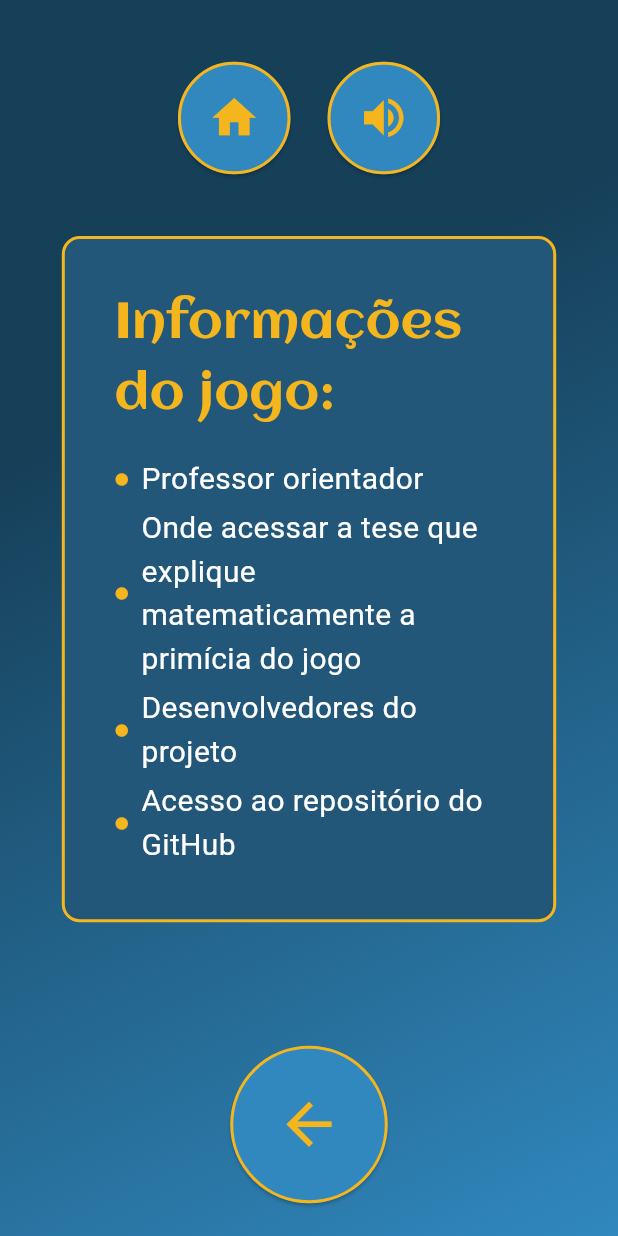
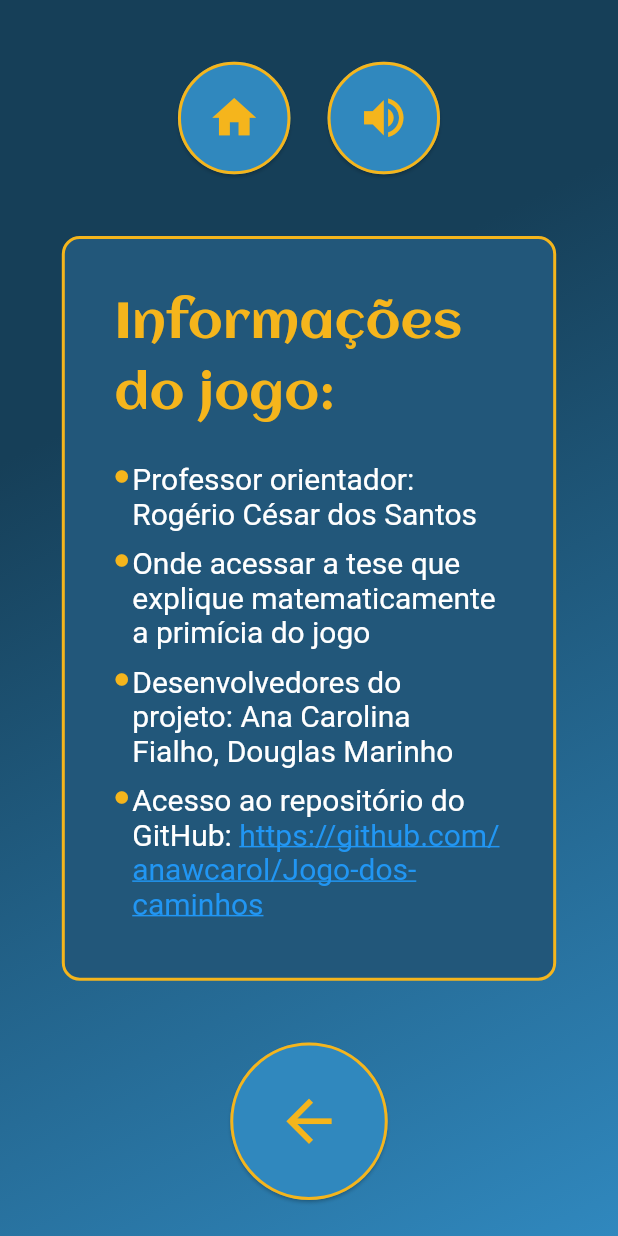
Before and after one commit to anawcarol/Jogo-dos-caminhos, a Flutter app: the GameInfoScreen screen opened directly, on a phone screen of 412 x 824 dp. Run offline on Flutter 3.47's test engine with Material 3 defaults, Android fonts, the phone set to English and light mode, and no system bars.

Commit message:
Ajustando estilização das páginas

```diff
--- a/jogo_dos_caminhos/lib/components/info_screen.dart
+++ b/jogo_dos_caminhos/lib/components/info_screen.dart
@@ -1,5 +1,7 @@
 import 'package:flutter/material.dart';
 import 'package:jogo_dos_caminhos/components/home_screen.dart';
+import 'package:flutter/gestures.dart';
+import 'package:url_launcher/url_launcher.dart';
 
 class GameInfoScreen extends StatelessWidget {
   @override
@@ -78,17 +80,18 @@ class GameInfoScreen extends StatelessWidget {
                     ),
                     SizedBox(height: screenHeight * 0.02),
                     // Lista de informações.
-                    _buildInfoItem('Professor orientador'),
+                    _buildInfoItem('Professor orientador: Rogério César dos Santos'),
                     _buildInfoItem(
                         'Onde acessar a tese que explique matematicamente a primícia do jogo'),
-                    _buildInfoItem('Desenvolvedores do projeto'),
-                    _buildInfoItem('Acesso ao repositório do GitHub'),
+                    _buildInfoItem('Desenvolvedores do projeto: Ana Carolina Fialho, Douglas Marinho'),
+                    _buildInfoItem('Acesso ao repositório do GitHub: ', link: 'https://github.com/anawcarol/Jogo-dos-caminhos'),
+
                   ],
                 ),
               ),
 
               // Espaçamento maior antes do botão inferior
-              SizedBox(height: screenHeight * 0.1),
+              SizedBox(height: screenHeight * 0.05),
 
               // Botão inferior (Voltar) com maior tamanho.
               _buildCircularButton(
@@ -131,23 +134,48 @@ class GameInfoScreen extends StatelessWidget {
   }
 
   // Constrói um item de informação.
-  Widget _buildInfoItem(String text) {
+  Widget _buildInfoItem(String text, {String? link}) {
   return Padding(
-      padding: const EdgeInsets.symmetric(vertical: 2),
+    padding: const EdgeInsets.symmetric(vertical: 5),
     child: Row(
+      crossAxisAlignment: CrossAxisAlignment.start, // Alinha o ícone ao topo do texto
       children: [
-          const Icon(
+        Padding(
+          padding: const EdgeInsets.only(top: 5), // Ajusta melhor a posição da bolinha
+          child: Icon(
             Icons.circle,
             size: 10,
             color: Color(0xFFF5B51C), // Ícone dourado para bullets.
           ),
-          const SizedBox(width: 8),
+        ),
+        const SizedBox(width: 2),
         Expanded(
-            child: Text(
-              text,
+          child: RichText(
+            text: TextSpan(
               style: const TextStyle(
                 color: Colors.white,
                 fontSize: 20,
+              ),
+              children: [
+                TextSpan(text: text),
+                if (link != null)
+                  TextSpan(
+                    text: link,
+                    style: const TextStyle(
+                      color: Colors.blue,
+                      decoration: TextDecoration.underline,
+                    ),
+                    recognizer: TapGestureRecognizer()
+                      ..onTap = () async {
+                        final Uri url = Uri.parse(link);
+                        if (await canLaunchUrl(url)) {
+                          await launchUrl(url, mode: LaunchMode.externalApplication);
+                        } else {
+                          throw 'Não foi possível abrir o link: $link';
+                        }
+                      },
+                  ),
+              ],
             ),
           ),
         ),
@@ -155,4 +183,5 @@ class GameInfoScreen extends StatelessWidget {
     ),
   );
 }
+
 }
--- a/jogo_dos_caminhos/pubspec.yaml
+++ b/jogo_dos_caminhos/pubspec.yaml
@@ -12,9 +12,11 @@ dependencies:
   flutter:
     sdk: flutter
 
+  url_launcher: ^6.1.14
+  cupertino_icons: ^1.0.8
+
   # The following adds the Cupertino Icons font to your application.
   # Use with the CupertinoIcons class for iOS style icons.
-  cupertino_icons: ^1.0.8
 
 dev_dependencies:
   flutter_test:
```
Also changed, not shown: jogo_dos_caminhos/lib/components/rules_bot.dart (+11 -2 lines), jogo_dos_caminhos/pubspec.lock, 5 other files. Lines whose indentation alone changed are shown as unchanged.
